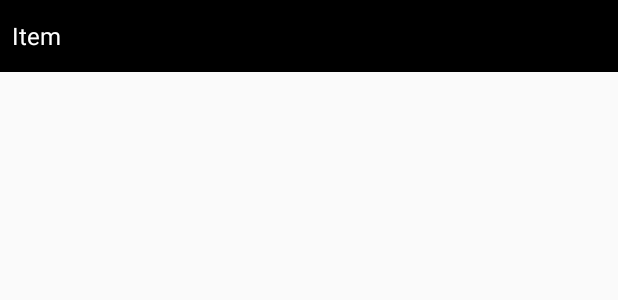
After one commit to epamvadym/SimpleTwitch, an Android app: the layout spinner_quality_item.xml on its own in the app's theme, with its tools: preview values and no code run, on a phone screen of 412 x 824 dp. The commit adds this screen. Shown: the top 300 px of the screen. Run offline under Robolectric (Android 15) with nearby library versions, the phone set to English and light mode, and no system bars.

Commit message:
git push

```diff
--- a/app/src/main/java/com/vadym_horiainov/simpletwitch/mvvm/base/BaseViewHolder.java
+++ b/app/src/main/java/com/vadym_horiainov/simpletwitch/mvvm/base/BindingViewHolder.java
@@ -3,9 +3,9 @@ package com.vadym_horiainov.simpletwitch.mvvm.base;
 import android.support.v7.widget.RecyclerView;
 import android.view.View;
 
-public abstract class BaseViewHolder extends RecyclerView.ViewHolder {
+public abstract class BindingViewHolder extends RecyclerView.ViewHolder {
 
-    public BaseViewHolder(View itemView) {
+    public BindingViewHolder(View itemView) {
         super(itemView);
     }
 
--- a/app/src/main/java/com/vadym_horiainov/simpletwitch/mvvm/live_streams/item/PlayStreamActivityVM.java
+++ b/app/src/main/java/com/vadym_horiainov/simpletwitch/mvvm/live_streams/item/PlayStreamActivityVM.java
@@ -38,8 +38,10 @@ public class PlayStreamActivityVM extends ActivityViewModel {
     private final StreamRepository streamRepository;
     private final SchedulerProvider schedulerProvider;
     private String channelName;
+
     private SimpleExoPlayer player;
     private DataSource.Factory dataSourceFactory;
+    private DefaultTrackSelector trackSelector;
 
     private ExoPlayer.DefaultEventListener exoPlayerEventListener = new Player.DefaultEventListener() {
         @Override
@@ -78,7 +80,7 @@ public class PlayStreamActivityVM extends ActivityViewModel {
     }
 
     private void initPlayer() {
-        DefaultTrackSelector trackSelector = new DefaultTrackSelector();
+        trackSelector = new DefaultTrackSelector();
         player = ExoPlayerFactory.newSimpleInstance(getApplication().getBaseContext(), trackSelector);
         player.addListener(exoPlayerEventListener);
         playerLiveData.setValue(player);
@@ -128,6 +130,6 @@ public class PlayStreamActivityVM extends ActivityViewModel {
     }
 
     public void qualityItemSelected(int position) {
-
+        // todo select stream quality
     }
 }
--- a/app/src/main/java/com/vadym_horiainov/simpletwitch/mvvm/live_streams/list/LiveStreamsAdapter.java
+++ b/app/src/main/java/com/vadym_horiainov/simpletwitch/mvvm/live_streams/list/LiveStreamsAdapter.java
@@ -7,7 +7,7 @@ import android.view.LayoutInflater;
 import android.view.ViewGroup;
 
 import com.vadym_horiainov.simpletwitch.databinding.ItemLiveStreamsBinding;
-import com.vadym_horiainov.simpletwitch.mvvm.base.BaseViewHolder;
+import com.vadym_horiainov.simpletwitch.mvvm.base.BindingViewHolder;
 
 import java.util.ArrayList;
 import java.util.List;
@@ -49,7 +49,7 @@ public class LiveStreamsAdapter extends RecyclerView.Adapter<LiveStreamsAdapter.
     }
 
 
-    class ViewHolder extends BaseViewHolder {
+    class ViewHolder extends BindingViewHolder {
         private final ItemLiveStreamsBinding binding;
 
         ViewHolder(ItemLiveStreamsBinding binding) {
--- /dev/null
+++ b/app/src/main/res/layout/spinner_quality_item.xml
@@ -0,0 +1,12 @@
+<?xml version="1.0" encoding="utf-8"?>
+<CheckedTextView xmlns:android="http://schemas.android.com/apk/res/android"
+    xmlns:tools="http://schemas.android.com/tools"
+    android:id="@android:id/text1"
+    style="?android:attr/spinnerDropDownItemStyle"
+    android:layout_width="match_parent"
+    android:layout_height="?attr/dropdownListPreferredItemHeight"
+    android:ellipsize="marquee"
+    android:singleLine="true"
+    android:textColor="@android:color/white"
+    tools:background="@android:color/background_dark"
+    tools:text="Item" />
```
Also changed, not shown: app/src/main/java/com/vadym_horiainov/simpletwitch/di/annotations/ApiUrl.java (deleted, +0 -7 lines), app/src/main/java/com/vadym_horiainov/simpletwitch/di/annotations/UsherUrl.java (deleted, +0 -7 lines), app/src/main/java/com/vadym_horiainov/simpletwitch/mvvm/live_streams/item/PlayStreamActivity.java (+5 -18 lines), app/src/main/res/layout/activity_play_stream.xml (+7 -2 lines).
